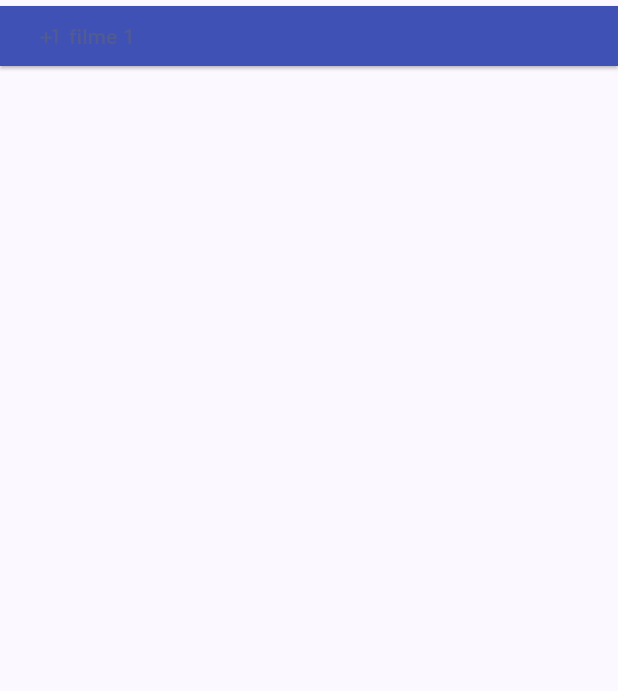
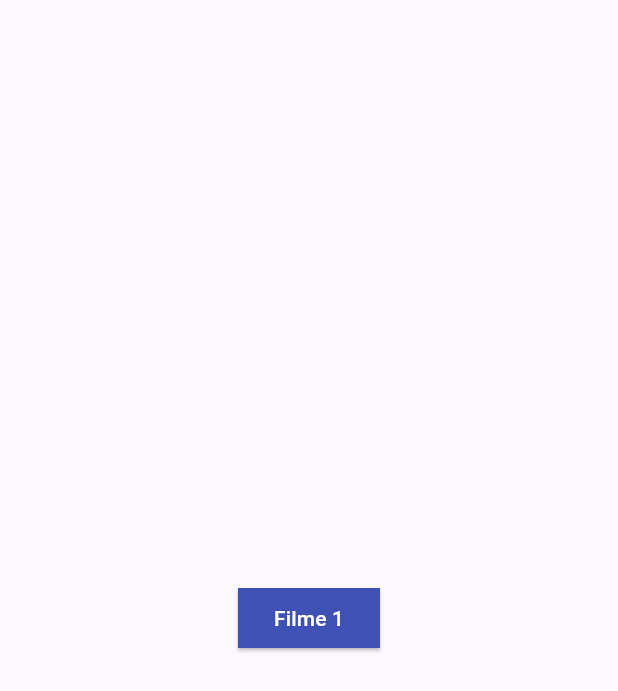
Before and after one commit to ALenckulh/Notas-de-Filmes, a Flutter app: the screen it shows after launch, on a phone screen of 412 x 824 dp. Shown: the top 691 px of the screen. Run offline on Flutter 3.47's test engine with Material 3 defaults, Android fonts, the phone set to English and light mode, and no system bars.

Commit message:
Rotas básicas feitas

```diff
--- a/lib/main.dart
+++ b/lib/main.dart
@@ -15,11 +15,7 @@ class MyApp extends StatelessWidget {
       title: 'Flutter Demo',
       initialRoute: '/',
       routes: {
-        // When navigating to the "/" route, build the FirstScreen widget.
-        '/': (context) => const MyHomePage(
-              title: "Visualização de filmes",
-            ),
-        // When navigating to the "/second" route, build the SecondScreen widget.
+        '/': (context) => const MyHomePage(),
         '/movie': (context) => const ViewMovie(),
       },
       theme: ThemeData(
@@ -36,9 +32,7 @@ class MyApp extends StatelessWidget {
 }
 
 class MyHomePage extends StatefulWidget {
-  const MyHomePage({super.key, required this.title});
-
-  final String title;
+  const MyHomePage({super.key});
 
   @override
   State<MyHomePage> createState() => _MyHomePageState();
@@ -48,14 +42,19 @@ class _MyHomePageState extends State<MyHomePage> {
   @override
   Widget build(BuildContext context) {
     return Scaffold(
-        body: Column(
+      body: Center(
+        child: Column(
+          mainAxisAlignment: MainAxisAlignment.center,
           children: [
             Button(
               onPressed: () {
                 Navigator.pushNamed(context, '/movie');
               },
-            text: "filme 1")
+              text: "Filme 1",
+            ),
           ],
-    ));
+        ),
+      ),
+    );
   }
 }
--- a/lib/pages/view_movie.dart
+++ b/lib/pages/view_movie.dart
@@ -1,5 +1,4 @@
 import 'package:flutter/material.dart';
-
 
 class ViewMovie extends StatelessWidget {
   const ViewMovie({super.key});
@@ -7,7 +6,8 @@ class ViewMovie extends StatelessWidget {
   @override
   Widget build(BuildContext context) {
     return const Scaffold(
-        body: Column(
+        body: Center(
+      child: Column(
         children: [
           Text(
             "Filme",
@@ -15,6 +15,7 @@ class ViewMovie extends StatelessWidget {
             textAlign: TextAlign.center,
           ),
         ],
+      ),
     ));
   }
 }
--- a/lib/widget/button.dart
+++ b/lib/widget/button.dart
@@ -9,32 +9,32 @@ class Button extends StatelessWidget {
 
   const Button(
       {this.border = 0,
-        this.bg = Colors.indigo,
-        this.icon = Icons.plus_one,
-        required this.onPressed,
-        required this.text,
-        super.key});
+      this.bg = Colors.indigo,
+      this.icon,
+      required this.onPressed,
+      required this.text,
+      super.key});
 
   @override
   Widget build(BuildContext context) {
     return ElevatedButton(
         style: ButtonStyle(
+          foregroundColor: const WidgetStatePropertyAll(Colors.white),
           shape: WidgetStatePropertyAll(
             RoundedRectangleBorder(
-              borderRadius: BorderRadius.circular(border), // Raio dos cantos
+              borderRadius: BorderRadius.circular(border),
             ),
           ),
           backgroundColor: WidgetStatePropertyAll(bg),
         ),
         onPressed: onPressed,
         child: Row(
+          mainAxisSize: MainAxisSize.min,
           children: [
-            Icon(
-              icon,
-            ),
-            const SizedBox(
-              width: 4,
-            ),
+            if (icon != null) ...[
+              Icon(icon),
+              const SizedBox(width: 4),
+            ],
             Text(text)
           ],
         ));
```
Also changed, not shown: 1 other file. Lines whose indentation alone changed are shown as unchanged.
